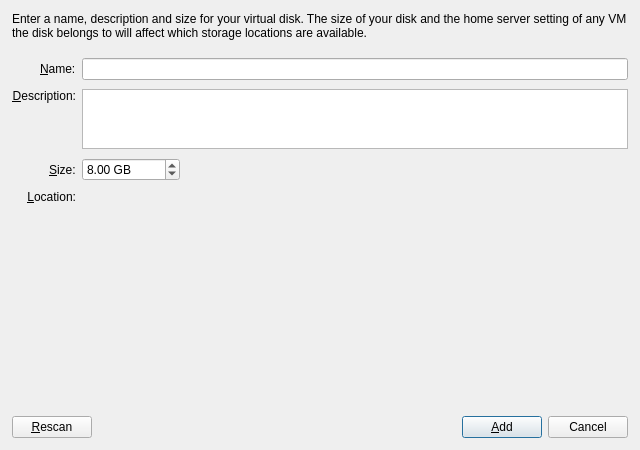
Before: the Qt Designer form src/xenadmin-ui/dialogs/newvirtualdiskdialog.ui in benapetr/XenAdminQt, drawn with Qt 5.
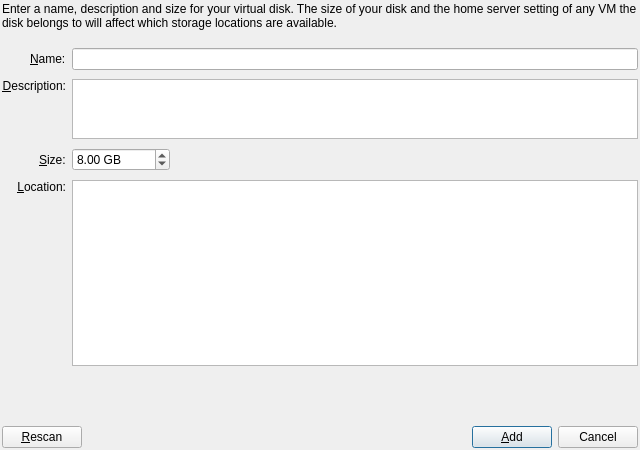
After: the same form once the commit is applied. Custom widgets are drawn as their Qt base class.

```diff
--- a/src/xenadmin-ui/dialogs/newvirtualdiskdialog.ui
+++ b/src/xenadmin-ui/dialogs/newvirtualdiskdialog.ui
@@ -18,16 +18,16 @@
     <number>6</number>
    </property>
    <property name="leftMargin">
-    <number>12</number>
+    <number>2</number>
    </property>
    <property name="topMargin">
-    <number>12</number>
+    <number>2</number>
    </property>
    <property name="rightMargin">
-    <number>12</number>
+    <number>2</number>
    </property>
    <property name="bottomMargin">
-    <number>12</number>
+    <number>2</number>
    </property>
    <item>
     <widget class="QLabel" name="infoLabel">
@@ -130,13 +130,13 @@
         <number>2</number>
        </property>
        <property name="minimum">
-        <double>0.01</double>
+        <double>0.010000000000000</double>
        </property>
        <property name="maximum">
-        <double>16384.00</double>
+        <double>16384.000000000000000</double>
        </property>
        <property name="value">
-        <double>8.00</double>
+        <double>8.000000000000000</double>
        </property>
       </widget>
      </item>
@@ -234,6 +234,14 @@
    </item>
   </layout>
  </widget>
+ <customwidgets>
+  <customwidget>
+   <class>SrPicker</class>
+   <extends>QTreeView</extends>
+   <header>controls/srpicker.h</header>
+   <container>1</container>
+  </customwidget>
+ </customwidgets>
  <tabstops>
   <tabstop>nameLineEdit</tabstop>
   <tabstop>descriptionTextEdit</tabstop>
@@ -243,14 +251,6 @@
   <tabstop>addButton</tabstop>
   <tabstop>cancelButton</tabstop>
  </tabstops>
- <customwidgets>
-  <customwidget>
-   <class>SrPicker</class>
-   <extends>QWidget</extends>
-   <header>controls/srpicker.h</header>
-   <container>1</container>
-  </customwidget>
- </customwidgets>
  <resources/>
  <connections>
   <connection>
```
Left out of the diff: 28 changed lines with no effect on the pictures. Lines whose indentation alone changed are shown as unchanged.
